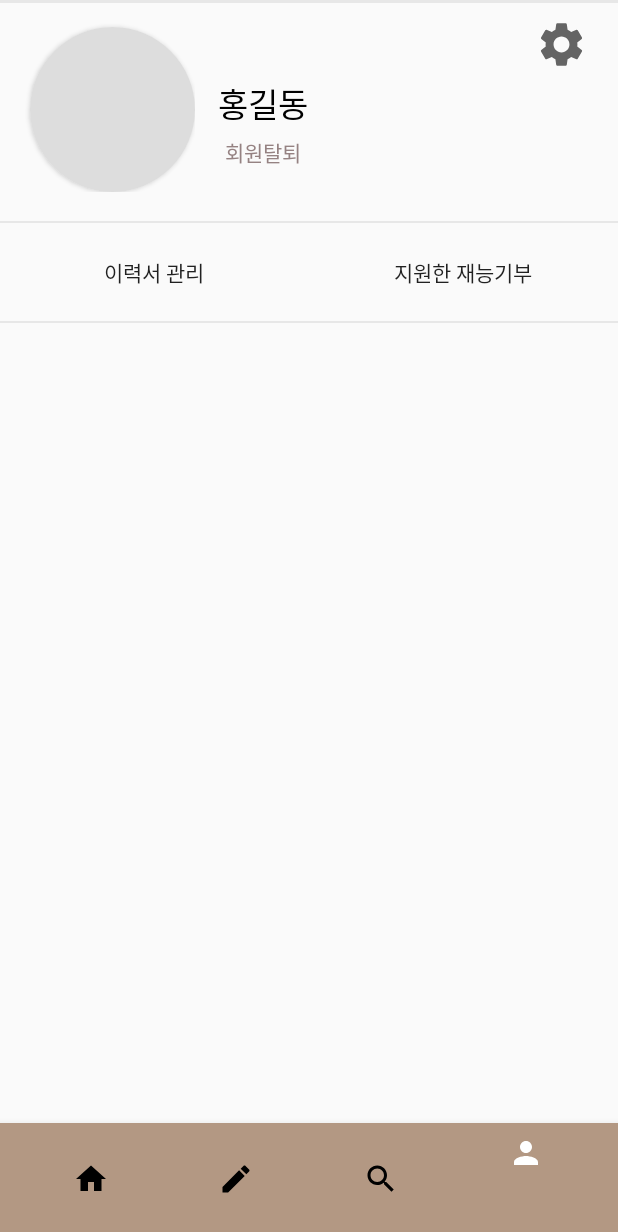
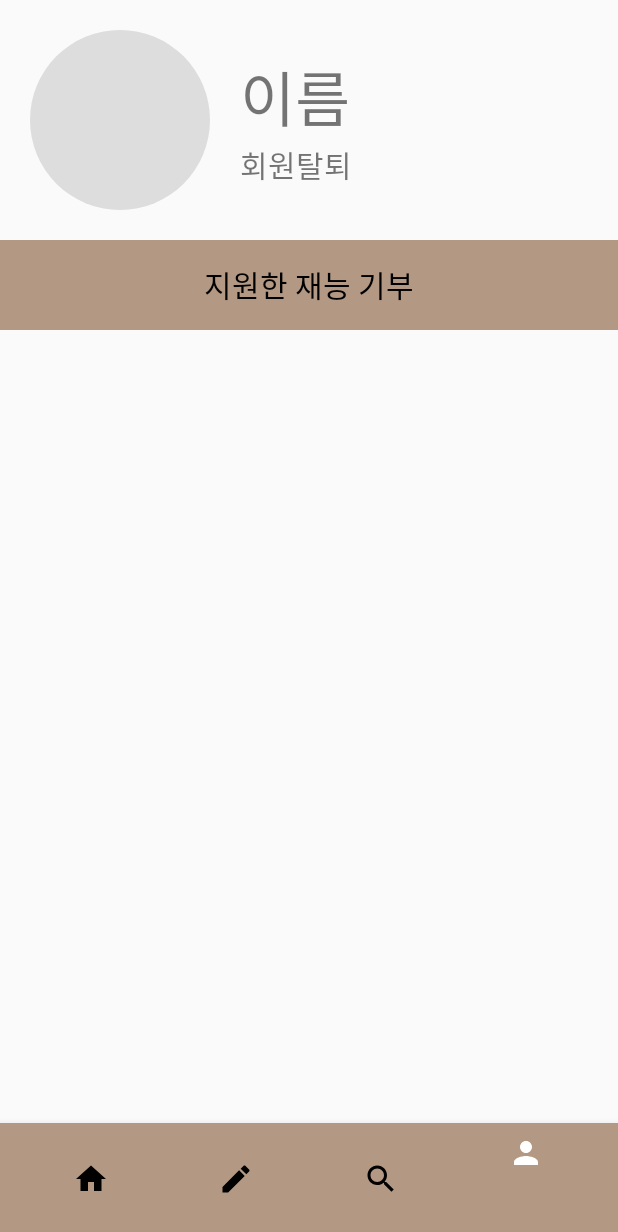
Before and after one commit to kangyeson/Sumtan, an Android app: the screen it shows after launch once a user with an empty profile is signed in (MainActivity), item 4 of the bottom bar chosen, on a phone screen of 412 x 824 dp. Shown: the top 1232 px of the screen. Run offline under Robolectric (Android 15) with nearby library versions, the phone set to English and light mode, and no system bars; our stand-ins replace Firebase (no records; nobody signed in at launch, a user with empty details on screens opened directly).

```diff
--- a/app/build.gradle
+++ b/app/build.gradle
@@ -6,7 +6,7 @@ android {
     buildToolsVersion "30.0.2"
 
     defaultConfig {
-        applicationId "kr.hs.emirim.sumtan"
+        applicationId "kr.hs.emirim.cho.sumtan"
         minSdkVersion 16
         multiDexEnabled true
         targetSdkVersion 30
--- a/app/src/main/java/kr/hs/emirim/sumtan/Frag_my_user.java
+++ b/app/src/main/java/kr/hs/emirim/sumtan/Frag_my_user.java
@@ -7,44 +7,22 @@ import android.view.LayoutInflater;
 import android.view.View;
 import android.view.ViewGroup;
 import android.widget.Button;
+import android.widget.TextView;
 
 import androidx.fragment.app.Fragment;
 
 public class Frag_my_user extends Fragment {
 
+    private TextView apply;
+
     @Override
     public View onCreateView(LayoutInflater inflater, ViewGroup container, Bundle savedInstanceState){
         View v = inflater.inflate(R.layout.activity_frag_my_user, container, false);
 
-        final Button bt1 = (Button) v.findViewById(R.id.mypage_management);
-        final Button bt2 = (Button) v.findViewById(R.id.mypage_lookup);
-        Button bt_setting=(Button)v.findViewById(R.id.setting_btn);
+       apply=(TextView)v.findViewById(R.id.apply);
 
 
-        bt_setting.setOnClickListener(new View.OnClickListener(){
-            @Override
-            public void onClick(View view){
-                startActivity(new Intent(getActivity(), change_infor.class));
-            }
-        });
 
-        bt1.setOnClickListener(new View.OnClickListener() {
-            @Override
-            public void onClick(View view) {
-                bt1.setBackgroundColor(Color.rgb(179,152,131));
-                bt2.setBackgroundColor(Color.WHITE);
-                getFragmentManager().beginTransaction().replace(R.id.my_fragment_page, new Frag_management()).commit();
-            }
-        });
-
-        bt2.setOnClickListener(new View.OnClickListener() {
-            @Override
-            public void onClick(View view) {
-                bt2.setBackgroundColor(Color.rgb(179,152,131));
-                bt1.setBackgroundColor(Color.WHITE);
-                getFragmentManager().beginTransaction().replace(R.id.my_fragment_page, new Frag_lookup()).commit();
-            }
-        });
 
         return v;
     }
--- a/app/src/main/java/kr/hs/emirim/sumtan/Frag_search_user.java
+++ b/app/src/main/java/kr/hs/emirim/sumtan/Frag_search_user.java
@@ -31,12 +31,15 @@ public class Frag_search_user extends Fragment {
             }
         });
 
-        searchbtn.setOnClickListener(view -> {
-            Intent intent = new Intent(getActivity(), AddressCard.class);
-            startActivity(intent);
+        searchbtn.setOnClickListener(new View.OnClickListener() {
+            @Override
+            public void onClick(View v) {
+                Intent intent = new Intent(getActivity(), AddressCard.class);
+                startActivity(intent);
+            }
         });
 
-//
+
         return view;
     }
 }
--- a/app/src/main/java/kr/hs/emirim/sumtan/LoginActivity.java
+++ b/app/src/main/java/kr/hs/emirim/sumtan/LoginActivity.java
@@ -85,7 +85,6 @@ public class LoginActivity extends AppCompatActivity {
         super.onStart();
 
         FirebaseUser currentUser= mAuth.getCurrentUser();
-        mDatabase = FirebaseDatabase.getInstance().getReference();
 
         if(currentUser!=null){
             sendToMain();
--- a/app/src/main/java/kr/hs/emirim/sumtan/MainActivity.java
+++ b/app/src/main/java/kr/hs/emirim/sumtan/MainActivity.java
@@ -2,6 +2,7 @@ package kr.hs.emirim.sumtan;
 
 import android.content.Intent;
 import android.os.Bundle;
+import android.util.Log;
 import android.view.MenuItem;
 import android.widget.Toast;
 
@@ -13,6 +14,9 @@ import androidx.fragment.app.FragmentTransaction;
 import com.google.android.material.bottomnavigation.BottomNavigationView;
 import com.google.firebase.auth.FirebaseAuth;
 import com.google.firebase.auth.FirebaseUser;
+import com.google.firebase.firestore.CollectionReference;
+import com.google.firebase.firestore.DocumentReference;
+import com.google.firebase.firestore.FirebaseFirestore;
 
 public class MainActivity extends AppCompatActivity {
     private BottomNavigationView bottomNavigationView; // 바텀 네비게이션 뷰
@@ -23,12 +27,15 @@ public class MainActivity extends AppCompatActivity {
     private Frag_search_user fs;
     private Frag_my_user fmp;
     private FirebaseAuth mAuth;
+    FirebaseFirestore db=null;
 
     @Override
     protected void onCreate(Bundle savedInstanceState) {
         super.onCreate(savedInstanceState);
         setContentView(R.layout.activity_main);
         mAuth = FirebaseAuth.getInstance();
+
+        db=FirebaseFirestore.getInstance();
 
         bottomNavigationView=(BottomNavigationView) findViewById(R.id.bottomNavi);
         bottomNavigationView.setOnNavigationItemSelectedListener(new BottomNavigationView.OnNavigationItemSelectedListener() {
@@ -97,6 +104,10 @@ public class MainActivity extends AppCompatActivity {
         if(currentUser==null){
             sendToLogin();
         }else{
+            //CollectionReference collec=db.collection("/");
+//            DocumentReference docRef = db.collection("users").document("userinfo");
+//            String pre=docRef
+            //Log.d("collection=>", String.valueOf(collec));
             Toast.makeText(MainActivity.this, currentUser.getEmail(), Toast.LENGTH_SHORT).show();
         }
     }
--- a/app/src/main/java/kr/hs/emirim/sumtan/User.java
+++ b/app/src/main/java/kr/hs/emirim/sumtan/User.java
@@ -1,8 +1,17 @@
 package kr.hs.emirim.sumtan;
 
 public class User {
-    String name;
-    String tele;
+    private String name;
+    private String tele;
+
+    public User() {
+
+    }
+
+    public User(String name, String tele) {
+        this.name = name;
+        this.tele = tele;
+    }
 
     public String getName() {
         return name;
--- a/app/src/main/java/kr/hs/emirim/sumtan/UserSetupActivity.java
+++ b/app/src/main/java/kr/hs/emirim/sumtan/UserSetupActivity.java
@@ -3,6 +3,7 @@ package kr.hs.emirim.sumtan;
 import android.content.Intent;
 import android.os.Bundle;
 import android.text.TextUtils;
+import android.util.Log;
 import android.view.View;
 import android.widget.Button;
 import android.widget.EditText;
@@ -60,14 +61,14 @@ public class UserSetupActivity extends AppCompatActivity {
     private void adduser() {
         FirebaseFirestore db=FirebaseFirestore.getInstance();
 
-
+        User user=new User(user_name, user_email);
 
         Map<String, String> userMap=new HashMap<>();
         userMap.put("email", user_email);
-        userMap.put("name", user_name);
-        userMap.put("tele", user_tele);
+        userMap.put("name", user.getName());
+        userMap.put("tele", user.getTele());
 
-        db.collection("Users").document(user_id).set(userMap).addOnCompleteListener(new OnCompleteListener<Void>() {
+        db.collection("Users").document(user_id).set(user).addOnCompleteListener(new OnCompleteListener<Void>() {
             @Override
             public void onComplete(@NonNull Task<Void> task) {
                 if(task.isSuccessful()){
@@ -76,6 +77,7 @@ public class UserSetupActivity extends AppCompatActivity {
                 }else{
                     String error=task.getException().getMessage();
                     Toast.makeText(UserSetupActivity.this, "Firestore Error : "+error, Toast.LENGTH_SHORT).show();
+                    Log.d("에러 : ", error);
                 }
             }
         });
--- /dev/null
+++ b/app/src/main/res/drawable/profile.xml
@@ -0,0 +1,5 @@
+<?xml version="1.0" encoding="utf-8"?>
+<shape xmlns:android="http://schemas.android.com/apk/res/android">
+    <solid android:color="#DDDDDD"/>
+    <corners android:radius="100dp"/>
+</shape>
--- a/app/src/main/res/layout/activity_frag_my_user.xml
+++ b/app/src/main/res/layout/activity_frag_my_user.xml
@@ -7,131 +7,56 @@
     tools:context=".Frag_my_user"
     android:orientation="vertical">
 
-
-    <View
-        android:layout_width="match_parent"
-        android:layout_height="3px"
-        android:background="#E7E7E7" />
-
     <LinearLayout
         android:layout_width="match_parent"
-        android:layout_height="145dp"
-        android:orientation="horizontal">
+        android:layout_height="wrap_content"
+        android:padding="20dp"
+        android:orientation="horizontal"
+        >
+
+        <ImageView
+            android:layout_width="120dp"
+            android:layout_height="120dp"
+            android:src="@drawable/profile"/>
 
         <LinearLayout
             android:layout_width="wrap_content"
             android:layout_height="wrap_content"
-            android:orientation="horizontal">
-            <androidx.cardview.widget.CardView
-                android:layout_width="110dp"
-                android:layout_height="110dp"
-                app:cardCornerRadius="100dp"
-                android:layout_marginTop="16dp"
-                android:layout_marginLeft="20dp"
-                >
+            android:layout_gravity="center_vertical"
+            android:layout_marginLeft="20dp"
+            android:orientation="vertical">
 
-                <ImageView
-                    android:id="@+id/profileImageView"
-                    android:layout_width="match_parent"
-                    android:layout_height="match_parent"
-                    android:adjustViewBounds="true"
-                    android:background="#DDDDDD"/>
+            <TextView
+                android:layout_width="wrap_content"
+                android:layout_height="wrap_content"
+                android:text="@string/name"
+                android:textSize="40sp"/>
 
-            </androidx.cardview.widget.CardView>
+            <TextView
+                android:layout_width="wrap_content"
+                android:layout_height="wrap_content"
+                android:text="@string/delete_user"
+                android:textSize="20sp"/>
 
         </LinearLayout>
 
-        <LinearLayout
-            android:layout_width="wrap_content"
-            android:layout_height="wrap_content"
-            android:orientation="vertical">
-            <TextView
-                android:id="@+id/mypage_name"
-                android:layout_width="wrap_content"
-                android:layout_height="wrap_content"
-                android:text="홍길동"
-                android:textColor="#000000"
-                android:textSize="22dp"
-                android:layout_marginTop="50dp"
-                android:layout_marginLeft="15dp"/>
+    </LinearLayout>
 
-            <TextView
-                android:id="@+id/mypage_secession"
-                android:layout_width="wrap_content"
-                android:layout_height="wrap_content"
-                android:text="회원탈퇴"
-                android:textColor="#958282"
-                android:layout_marginTop="5dp"
-                android:layout_marginLeft="20dp"/>
+    <LinearLayout
+        android:layout_width="match_parent"
+        android:layout_height="wrap_content">
 
-        </LinearLayout>
-
-
-        <LinearLayout
+        <TextView
+            android:id="@+id/apply"
             android:layout_width="match_parent"
-            android:layout_height="wrap_content"
-            android:orientation="horizontal"
-            android:layout_gravity="right">
-            <View
-                android:layout_width="0dp"
-                android:layout_height="0dp"
-                android:layout_weight="1"
-                />
-            <Button
-                android:id="@+id/setting_btn"
-                android:layout_width="35dp"
-                android:layout_height="35dp"
-                android:onClick="onClick"
-                android:background="@drawable/ic_baseline_settings_60"
-                android:layout_marginTop="10dp"
-                android:layout_marginRight="20dp"/>
-
-        </LinearLayout>
-
+            android:layout_height="60dp"
+            android:text="@string/apply_dona"
+            android:textSize="20sp"
+            android:textColor="#000000"
+            android:gravity="center_horizontal|center_vertical"
+            android:background="#b39883"/>
 
     </LinearLayout>
 
-    <View
-        android:layout_width="match_parent"
-        android:layout_height="2px"
-        android:background="#E7E7E7"/>
-
-    <LinearLayout
-        android:layout_width="match_parent"
-        android:layout_height="wrap_content"
-        android:orientation="horizontal"
-        android:id="@+id/mypage_button"
-        android:weightSum="2">
-
-        <Button
-            android:id="@+id/mypage_management"
-            android:layout_width="0dp"
-            android:layout_height="65dp"
-            android:text="이력서 관리"
-            android:layout_weight="1"
-            android:background="#00FF0000"
-            />
-
-        <Button
-            android:id="@+id/mypage_lookup"
-            android:layout_width="0dp"
-            android:layout_height="65dp"
-            android:text="지원한 재능기부"
-            android:layout_weight="1"
-            android:background="#00FF0000"
-            />
-    </LinearLayout>
-    <View
-        android:layout_width="match_parent"
-        android:layout_height="2px"
-        android:background="#E7E7E7" />
-
-    <LinearLayout
-        android:layout_width="fill_parent"
-        android:layout_height="fill_parent"
-        android:layout_weight="1"
-        android:id="@+id/my_fragment_page"
-        android:orientation="vertical"/>
-
 
 </LinearLayout>
--- a/app/src/main/res/values/strings.xml
+++ b/app/src/main/res/values/strings.xml
@@ -3,4 +3,7 @@
     <string name="gologout">로그아웃</string>
     <string name="gojoin">아직 회원이 아니신가요 ? 회원가입</string>
     <string name="shelter_check_resume">안녕하세요. 33세 홍길동입니다. \n저는 미용 전문 학과를 나왔습니다.</string>
+    <string name="name">이름</string>
+    <string name="delete_user">회원탈퇴</string>
+    <string name="apply_dona">지원한 재능 기부</string>
 </resources>
```
